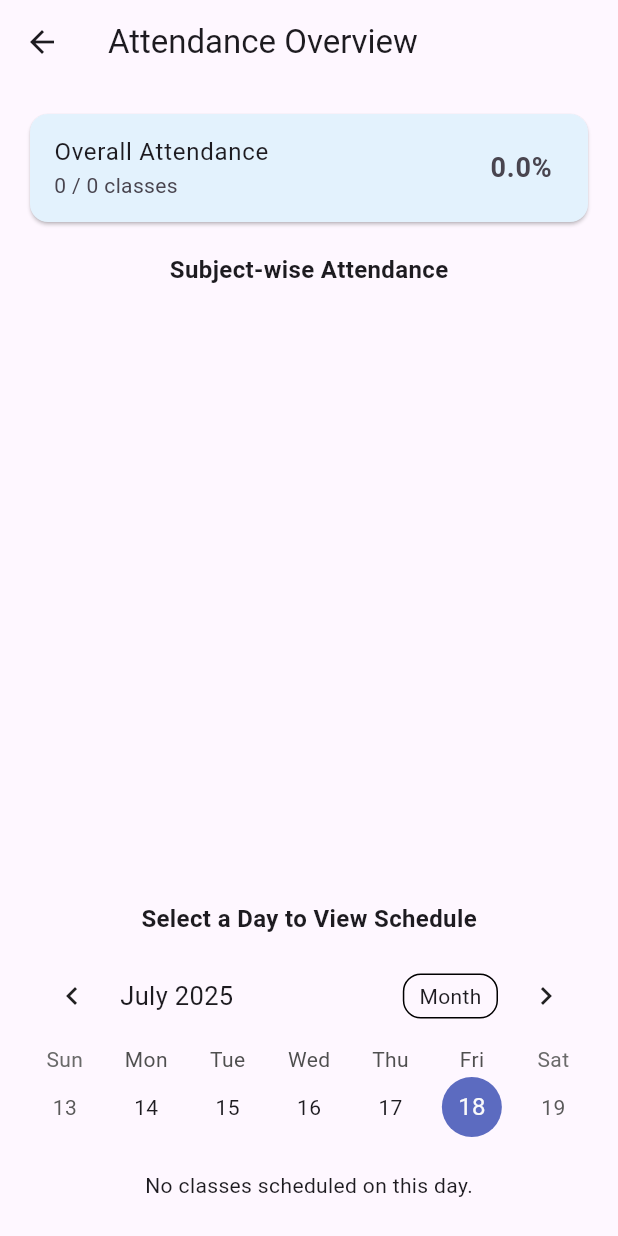
After one commit to shiv4705/CampusSync, a Flutter app: the StudentDashboard screen opened directly, after a tap on "View Attendance", on a phone screen of 412 x 824 dp. The commit adds this screen. Run offline on Flutter 3.47's test engine with Material 3 defaults, Android fonts, the phone set to English and light mode, and no system bars; drawn by our look-alikes of table_calendar; our stand-ins replace cloud_firestore, firebase_auth, firebase_core; accounts and stored records are empty.

Commit message:
Implemented Student Attendance Overview Screen

```diff
--- a/lib/screens/dashboard/student_dashboard.dart
+++ b/lib/screens/dashboard/student_dashboard.dart
@@ -3,7 +3,8 @@ import 'package:firebase_auth/firebase_auth.dart';
 
 import '../auth/login_screen.dart';
 import '../student/submit_feedback_screen.dart';
-import '../student/student_timetable_screen.dart'; // <-- Add this import
+import '../student/student_timetable_screen.dart';
+import '../student/student_attendance_screen.dart'; // Import the StudentAttendanceScreen
 
 class StudentDashboard extends StatelessWidget {
   const StudentDashboard({super.key});
@@ -64,6 +65,20 @@ class StudentDashboard extends StatelessWidget {
                 );
               },
             ),
+            const SizedBox(height: 20),
+
+            ElevatedButton.icon(
+              icon: const Icon(Icons.fact_check),
+              label: const Text("View Attendance"),
+              onPressed: () {
+                Navigator.push(
+                  context,
+                  MaterialPageRoute(
+                    builder: (_) => const StudentAttendanceScreen(),
+                  ),
+                );
+              },
+            ),
 
             const Spacer(),
 
--- /dev/null
+++ b/lib/screens/student/student_attendance_screen.dart
@@ -0,0 +1,236 @@
+import 'package:cloud_firestore/cloud_firestore.dart';
+import 'package:firebase_auth/firebase_auth.dart';
+import 'package:flutter/material.dart';
+import 'package:intl/intl.dart';
+import 'package:table_calendar/table_calendar.dart';
+
+class StudentAttendanceScreen extends StatefulWidget {
+  const StudentAttendanceScreen({super.key});
+
+  @override
+  State<StudentAttendanceScreen> createState() =>
+      _StudentAttendanceScreenState();
+}
+
+class _StudentAttendanceScreenState extends State<StudentAttendanceScreen> {
+  final currentUser = FirebaseAuth.instance.currentUser;
+  Map<String, Map<String, int>> subjectCounts =
+      {}; // subject -> {lectureTotal, lecturePresent, labTotal, labPresent}
+  int totalClasses = 0;
+  int totalPresent = 0;
+  DateTime selectedDate = DateTime.now();
+  List<Map<String, dynamic>> selectedDayClasses = [];
+
+  @override
+  void initState() {
+    super.initState();
+    fetchAttendanceData();
+  }
+
+  Future<void> fetchAttendanceData() async {
+    final email = currentUser?.email;
+    if (email == null) return;
+
+    final snapshot =
+        await FirebaseFirestore.instance
+            .collection('attendance')
+            .where('present', arrayContains: email)
+            .get();
+
+    final allSnapshot =
+        await FirebaseFirestore.instance.collection('attendance').get();
+
+    Map<String, Map<String, int>> counts = {};
+    int total = 0;
+    int present = 0;
+
+    for (var doc in allSnapshot.docs) {
+      final data = doc.data();
+      final subject = data['subject'] ?? '';
+      final type =
+          (data['subject'] ?? '').toString().toLowerCase().contains('lab')
+              ? 'lab'
+              : 'lecture';
+
+      counts.putIfAbsent(
+        subject,
+        () => {
+          'lectureTotal': 0,
+          'lecturePresent': 0,
+          'labTotal': 0,
+          'labPresent': 0,
+        },
+      );
+      if (type == 'lecture') {
+        counts[subject]!['lectureTotal'] =
+            counts[subject]!['lectureTotal']! + 1;
+      } else {
+        counts[subject]!['labTotal'] = counts[subject]!['labTotal']! + 1;
+      }
+
+      total++;
+    }
+
+    for (var doc in snapshot.docs) {
+      final data = doc.data();
+      final subject = data['subject'] ?? '';
+      final type =
+          (data['subject'] ?? '').toString().toLowerCase().contains('lab')
+              ? 'lab'
+              : 'lecture';
+
+      if (!counts.containsKey(subject)) continue;
+
+      if (type == 'lecture') {
+        counts[subject]!['lecturePresent'] =
+            counts[subject]!['lecturePresent']! + 1;
+      } else {
+        counts[subject]!['labPresent'] = counts[subject]!['labPresent']! + 1;
+      }
+
+      present++;
+    }
+
+    setState(() {
+      subjectCounts = counts;
+      totalClasses = total;
+      totalPresent = present;
+    });
+
+    fetchTimetableForDate(selectedDate);
+  }
+
+  Future<void> fetchTimetableForDate(DateTime date) async {
+    final weekday = DateFormat('EEEE').format(date);
+    final snapshot =
+        await FirebaseFirestore.instance
+            .collection('timetable')
+            .where('semester', isEqualTo: '7')
+            .where('day', isEqualTo: weekday)
+            .get();
+
+    final classes = snapshot.docs.map((e) => e.data()).toList();
+
+    setState(() {
+      selectedDayClasses = classes;
+    });
+  }
+
+  double calculatePercentage(int present, int total) {
+    if (total == 0) return 0;
+    return (present / total) * 100;
+  }
+
+  @override
+  Widget build(BuildContext context) {
+    return Scaffold(
+      appBar: AppBar(title: const Text("Attendance Overview")),
+      body: Padding(
+        padding: const EdgeInsets.all(16.0),
+        child: Column(
+          children: [
+            /// Overall attendance
+            Card(
+              color: Colors.blue[50],
+              child: ListTile(
+                title: const Text("Overall Attendance"),
+                subtitle: Text("${totalPresent} / $totalClasses classes"),
+                trailing: Text(
+                  "${calculatePercentage(totalPresent, totalClasses).toStringAsFixed(1)}%",
+                  style: const TextStyle(
+                    fontWeight: FontWeight.bold,
+                    fontSize: 18,
+                  ),
+                ),
+              ),
+            ),
+            const SizedBox(height: 16),
+
+            /// Per subject attendance
+            const Text(
+              "Subject-wise Attendance",
+              style: TextStyle(fontSize: 16, fontWeight: FontWeight.bold),
+            ),
+            const SizedBox(height: 8),
+            Expanded(
+              child: ListView(
+                children:
+                    subjectCounts.entries.map((entry) {
+                      final subject = entry.key;
+                      final values = entry.value;
+
+                      final lecturePercent = calculatePercentage(
+                        values['lecturePresent']!,
+                        values['lectureTotal']!,
+                      );
+                      final labPercent = calculatePercentage(
+                        values['labPresent']!,
+                        values['labTotal']!,
+                      );
+
+                      return Card(
+                        child: ListTile(
+                          title: Text(subject),
+                          subtitle: Column(
+                            crossAxisAlignment: CrossAxisAlignment.start,
+                            children: [
+                              Text(
+                                "Lecture: ${values['lecturePresent']} / ${values['lectureTotal']} (${lecturePercent.toStringAsFixed(1)}%)",
+                              ),
+                              Text(
+                                "Lab: ${values['labPresent']} / ${values['labTotal']} (${labPercent.toStringAsFixed(1)}%)",
+                              ),
+                            ],
+                          ),
+                        ),
+                      );
+                    }).toList(),
+              ),
+            ),
+
+            const SizedBox(height: 12),
+
+            /// Calendar
+            const Text(
+              "Select a Day to View Schedule",
+              style: TextStyle(fontSize: 16, fontWeight: FontWeight.bold),
+            ),
+            const SizedBox(height: 8),
+            TableCalendar(
+              focusedDay: selectedDate,
+              firstDay: DateTime.utc(2023),
+              lastDay: DateTime.utc(2030),
+              calendarFormat: CalendarFormat.week,
+              selectedDayPredicate: (day) => isSameDay(day, selectedDate),
+              onDaySelected: (selected, _) {
+                setState(() {
+                  selectedDate = selected;
+                });
+                fetchTimetableForDate(selected);
+              },
+            ),
+            const SizedBox(height: 8),
+
+            /// Classes of selected day
+            if (selectedDayClasses.isNotEmpty)
+              ...selectedDayClasses.map(
+                (data) => Card(
+                  child: ListTile(
+                    leading: const Icon(Icons.book),
+                    title: Text(data['subject'] ?? ''),
+                    subtitle: Text("${data['type']} | ${data['time']}"),
+                    trailing: Text("Room: ${data['room'] ?? ''}"),
+                  ),
+                ),
+              ),
+            if (selectedDayClasses.isEmpty)
+              const Padding(
+                padding: EdgeInsets.all(8.0),
+                child: Text("No classes scheduled on this day."),
+              ),
+          ],
+        ),
+      ),
+    );
+  }
+}
--- a/pubspec.yaml
+++ b/pubspec.yaml
@@ -38,6 +38,7 @@ dependencies:
   # Use with the CupertinoIcons class for iOS style icons.
   cupertino_icons: ^1.0.8
   intl: ^0.20.2
+  table_calendar: ^3.2.0
 
 dev_dependencies:
   flutter_test:
```
